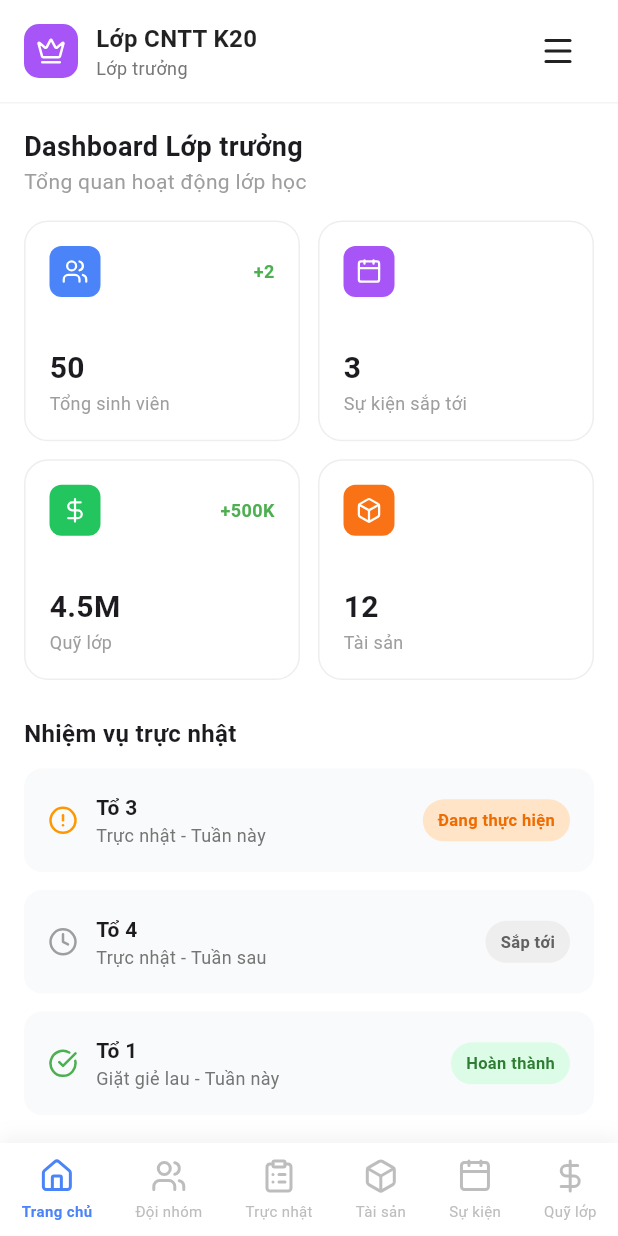
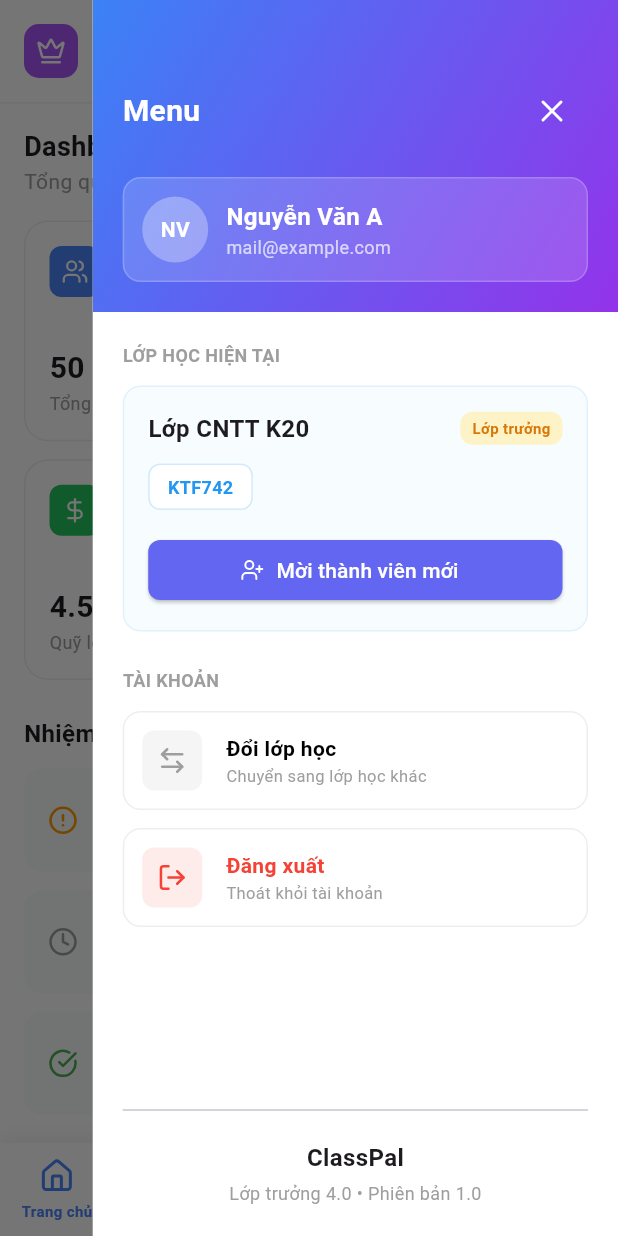
Before and after one commit to ImTung82/classpal-android, a Flutter app: the OwnerShellScreen screen opened directly, after a tap on an icon or button, on a phone screen of 412 x 824 dp. Run offline on Flutter 3.47's test engine with Material 3 defaults, Android fonts, the phone set to English and light mode, and no system bars; our stand-ins replace flutter_riverpod, google_fonts, lucide_icons.

Commit message:
[Feature] Add app drawer

```diff
--- /dev/null
+++ b/lib/core/widgets/app_menu_drawer.dart
@@ -0,0 +1,256 @@
+import 'package:flutter/material.dart';
+import 'package:google_fonts/google_fonts.dart';
+import 'package:lucide_icons/lucide_icons.dart';
+import '../../features/auth/presentation/views/classroom_page_screen.dart'; // Để điều hướng khi đổi lớp/logout
+
+class AppMenuDrawer extends StatelessWidget {
+  final bool isOwner; // Biến quyết định giao diện Lớp trưởng hay Thành viên
+
+  const AppMenuDrawer({super.key, required this.isOwner});
+
+  @override
+  Widget build(BuildContext context) {
+    // Màu sắc badge dựa trên role
+    final badgeColor = isOwner ? const Color(0xFFFEF3C7) : const Color(0xFFF3E8FF);
+    final badgeTextColor = isOwner ? const Color(0xFFD97706) : const Color(0xFF9333EA);
+    final roleText = isOwner ? "Lớp trưởng" : "Thành viên";
+
+    // Dữ liệu giả lập
+    final className = isOwner ? "Lớp CNTT K20" : "Lớp Toán K20";
+    final classCode = isOwner ? "KTF742" : "AHUJ98";
+
+    return Drawer(
+      width: MediaQuery.of(context).size.width * 0.85, // Chiếm 85% màn hình
+      backgroundColor: Colors.white,
+      shape: const RoundedRectangleBorder(
+        borderRadius: BorderRadius.only(topLeft: Radius.circular(0), bottomLeft: Radius.circular(0)),
+      ),
+      child: Column(
+        children: [
+          // 1. Header (Màu tím gradient + User Info)
+          Container(
+            padding: const EdgeInsets.fromLTRB(20, 50, 20, 20),
+            decoration: const BoxDecoration(
+              gradient: LinearGradient(
+                colors: [Color(0xFF3B82F6), Color(0xFF9333EA)], // Blue -> Purple
+                begin: Alignment.topLeft,
+                end: Alignment.bottomRight,
+              ),
+            ),
+            child: Column(
+              children: [
+                // Hàng tiêu đề Menu + Nút đóng
+                Row(
+                  mainAxisAlignment: MainAxisAlignment.spaceBetween,
+                  children: [
+                    Text("Menu", style: GoogleFonts.roboto(color: Colors.white, fontSize: 20, fontWeight: FontWeight.bold)),
+                    IconButton(
+                      onPressed: () => Navigator.pop(context),
+                      icon: const Icon(LucideIcons.x, color: Colors.white),
+                    )
+                  ],
+                ),
+                const SizedBox(height: 20),
+
+                // Card User Info (Trong suốt mờ)
+                Container(
+                  padding: const EdgeInsets.all(12),
+                  decoration: BoxDecoration(
+                    color: Colors.white.withOpacity(0.15),
+                    borderRadius: BorderRadius.circular(12),
+                    border: Border.all(color: Colors.white.withOpacity(0.2)),
+                  ),
+                  child: Row(
+                    children: [
+                      Container(
+                        width: 44, height: 44,
+                        decoration: BoxDecoration(
+                          color: Colors.white.withOpacity(0.3),
+                          shape: BoxShape.circle,
+                        ),
+                        alignment: Alignment.center,
+                        child: Text("NV", style: GoogleFonts.roboto(color: Colors.white, fontWeight: FontWeight.bold)),
+                      ),
+                      const SizedBox(width: 12),
+                      Expanded(
+                        child: Column(
+                          crossAxisAlignment: CrossAxisAlignment.start,
+                          children: [
+                            Text("Nguyễn Văn A", style: GoogleFonts.roboto(color: Colors.white, fontWeight: FontWeight.bold, fontSize: 16)),
+                            Text("mail@example.com", style: GoogleFonts.roboto(color: Colors.white70, fontSize: 12)),
+                          ],
+                        ),
+                      )
+                    ],
+                  ),
+                )
+              ],
+            ),
+          ),
+
+          // 2. Nội dung chính (Scrollable)
+          Expanded(
+            child: ListView(
+              padding: const EdgeInsets.all(20),
+              children: [
+                // --- Section: Lớp học hiện tại ---
+                Text("LỚP HỌC HIỆN TẠI", style: GoogleFonts.roboto(color: Colors.grey, fontSize: 12, fontWeight: FontWeight.bold)),
+                const SizedBox(height: 12),
+                Container(
+                  padding: const EdgeInsets.all(16),
+                  decoration: BoxDecoration(
+                    color: const Color(0xFFF0F9FF).withOpacity(0.5), // Xanh rất nhạt
+                    borderRadius: BorderRadius.circular(12),
+                    border: Border.all(color: Colors.blue.withOpacity(0.1)),
+                  ),
+                  child: Column(
+                    crossAxisAlignment: CrossAxisAlignment.start,
+                    children: [
+                      Row(
+                        mainAxisAlignment: MainAxisAlignment.spaceBetween,
+                        children: [
+                          Text(className, style: GoogleFonts.roboto(fontWeight: FontWeight.bold, fontSize: 16)),
+                          Container(
+                            padding: const EdgeInsets.symmetric(horizontal: 8, vertical: 4),
+                            decoration: BoxDecoration(color: badgeColor, borderRadius: BorderRadius.circular(8)),
+                            child: Text(roleText, style: GoogleFonts.roboto(color: badgeTextColor, fontSize: 10, fontWeight: FontWeight.bold)),
+                          )
+                        ],
+                      ),
+                      const SizedBox(height: 12),
+                      Container(
+                        padding: const EdgeInsets.symmetric(horizontal: 12, vertical: 6),
+                        decoration: BoxDecoration(
+                          color: Colors.white,
+                          borderRadius: BorderRadius.circular(8),
+                          border: Border.all(color: Colors.blue.withOpacity(0.2))
+                        ),
+                        child: Text(classCode, style: GoogleFonts.roboto(color: Colors.blue, fontWeight: FontWeight.bold, fontSize: 12)),
+                      ),
+
+                      // Nút mời thành viên (Chỉ hiện cho Lớp trưởng)
+                      if (isOwner) ...[
+                        const SizedBox(height: 16),
+                        SizedBox(
+                          width: double.infinity,
+                          child: ElevatedButton.icon(
+                            onPressed: () {},
+                            icon: const Icon(LucideIcons.userPlus, size: 16),
+                            label: const Text("Mời thành viên mới"),
+                            style: ElevatedButton.styleFrom(
+                              backgroundColor: const Color(0xFF6366F1),
+                              foregroundColor: Colors.white,
+                              shape: RoundedRectangleBorder(borderRadius: BorderRadius.circular(8)),
+                            ),
+                          ),
+                        )
+                      ]
+                    ],
+                  ),
+                ),
+
+                const SizedBox(height: 24),
+
+                // --- Section: Tài khoản ---
+                Text("TÀI KHOẢN", style: GoogleFonts.roboto(color: Colors.grey, fontSize: 12, fontWeight: FontWeight.bold)),
+                const SizedBox(height: 12),
+
+                // Nút Đổi lớp học
+                _buildMenuItem(
+                  icon: LucideIcons.arrowLeftRight,
+                  title: "Đổi lớp học",
+                  subtitle: "Chuyển sang lớp học khác",
+                  onTap: () {
+                     // Quay về màn hình chọn lớp
+                     Navigator.of(context).pushAndRemoveUntil(
+                       MaterialPageRoute(builder: (_) => const ClassroomPageScreen()),
+                       (route) => false
+                     );
+                  },
+                ),
+
+                const SizedBox(height: 12),
+
+                // Nút Đăng xuất
+                _buildMenuItem(
+                  icon: LucideIcons.logOut,
+                  title: "Đăng xuất",
+                  subtitle: "Thoát khỏi tài khoản",
+                  iconColor: Colors.red,
+                  textColor: Colors.red,
+                  isDestructive: true,
+                  onTap: () {
+                     // Logic Logout sau này
+                     Navigator.of(context).pushAndRemoveUntil(
+                       MaterialPageRoute(builder: (_) => const ClassroomPageScreen()), // Tạm thời về chọn lớp
+                       (route) => false
+                     );
+                  },
+                ),
+              ],
+            ),
+          ),
+
+          // 3. Footer (Version info)
+          Padding(
+            padding: const EdgeInsets.all(20),
+            child: Column(
+              children: [
+                const Divider(),
+                const SizedBox(height: 12),
+                Text("ClassPal", style: GoogleFonts.roboto(fontWeight: FontWeight.bold, fontSize: 16)),
+                const SizedBox(height: 4),
+                Text("Lớp trưởng 4.0 • Phiên bản 1.0", style: GoogleFonts.roboto(color: Colors.grey, fontSize: 12)),
+              ],
+            ),
+          )
+        ],
+      ),
+    );
+  }
+
+  // Widget con cho các mục menu
+  Widget _buildMenuItem({
+    required IconData icon,
+    required String title,
+    required String subtitle,
+    required VoidCallback onTap,
+    Color iconColor = Colors.grey,
+    Color textColor = Colors.black,
+    bool isDestructive = false,
+  }) {
+    return InkWell(
+      onTap: onTap,
+      borderRadius: BorderRadius.circular(12),
+      child: Container(
+        padding: const EdgeInsets.all(12),
+        decoration: BoxDecoration(
+          borderRadius: BorderRadius.circular(12),
+          border: Border.all(color: Colors.grey.shade200),
+        ),
+        child: Row(
+          children: [
+            Container(
+              padding: const EdgeInsets.all(10),
+              decoration: BoxDecoration(
+                color: isDestructive ? Colors.red.withOpacity(0.1) : Colors.grey.shade100,
+                borderRadius: BorderRadius.circular(8),
+              ),
+              child: Icon(icon, color: iconColor, size: 20),
+            ),
+            const SizedBox(width: 16),
+            Expanded(
+              child: Column(
+                crossAxisAlignment: CrossAxisAlignment.start,
+                children: [
+                  Text(title, style: GoogleFonts.roboto(fontWeight: FontWeight.bold, color: textColor, fontSize: 14)),
+                  Text(subtitle, style: GoogleFonts.roboto(color: Colors.grey, fontSize: 11)),
+                ],
+              ),
+            )
+          ],
+        ),
+      ),
+    );
+  }
+}
--- a/lib/features/shell/presentation/views/owner_shell_screen.dart
+++ b/lib/features/shell/presentation/views/owner_shell_screen.dart
@@ -3,11 +3,10 @@ import 'package:flutter_riverpod/flutter_riverpod.dart';
 
 import '../../../../core/widgets/app_header.dart';
 import '../../../../core/widgets/app_bottom_nav.dart';
+// [IMPORT MỚI] Import Widget Menu
+import '../../../../core/widgets/app_menu_drawer.dart';
 
-// Import màn hình nội dung Dashboard
 import '../../../dashboard/presentation/views/owner_dashboard_content.dart';
-
-// [QUAN TRỌNG] Import màn hình Teams của Lớp Trưởng
 import '../../../teams/presentation/views/owner_team_content.dart';
 
 class OwnerShellScreen extends ConsumerStatefulWidget {
@@ -20,20 +19,24 @@ class OwnerShellScreen extends ConsumerStatefulWidget {
 class _OwnerShellScreenState extends ConsumerState<OwnerShellScreen> {
   int _currentIndex = 0;
 
-  // Danh sách màn hình
+  // [THÊM] Key để điều khiển Scaffold (Mở Drawer)
+  final GlobalKey<ScaffoldState> _scaffoldKey = GlobalKey<ScaffoldState>();
+
   final List<Widget> _pages = [
-    const OwnerDashboardContent(),   // Tab 0: Dashboard
-    const TeamManagementContent(),   // Tab 1: Đội nhóm (Đã thay thế Placeholder bằng màn hình thật)
-    const Center(child: Text("Màn hình Trực nhật")), // Tab 2
-    const Center(child: Text("Màn hình Tài sản")),   // Tab 3
-    const Center(child: Text("Màn hình Sự kiện")),   // Tab 4
-    const Center(child: Text("Màn hình Quỹ lớp")),   // Tab 5
+    const OwnerDashboardContent(),
+    const OwnerTeamContent(),
+    const Center(child: Text("Màn hình Trực nhật")),
+    const Center(child: Text("Màn hình Tài sản")),
+    const Center(child: Text("Màn hình Sự kiện")),
+    const Center(child: Text("Màn hình Quỹ lớp")),
   ];
 
   String _getSubtitleForIndex(int index) {
+     // ... (Giữ nguyên logic cũ) ...
+     // Viết lại ngắn gọn cho bạn copy nếu cần:
     switch (index) {
       case 0: return "Lớp trưởng";
-      case 1: return "Quản lý Đội nhóm"; // Subtitle cho tab Teams
+      case 1: return "Quản lý Đội nhóm";
       case 2: return "Phân công Trực nhật";
       case 3: return "Quản lý Tài sản";
       case 4: return "Sự kiện lớp";
@@ -45,29 +48,29 @@ class _OwnerShellScreenState extends ConsumerState<OwnerShellScreen> {
   @override
   Widget build(BuildContext context) {
     return Scaffold(
+      key: _scaffoldKey, // [THÊM] Gắn Key vào Scaffold
       backgroundColor: Colors.white,
 
-      // Header
+      // [THÊM] Khai báo endDrawer (Drawer mở từ bên phải)
+      endDrawer: const AppMenuDrawer(isOwner: true),
+
       appBar: AppHeader(
         title: "Lớp CNTT K20",
         subtitle: _getSubtitleForIndex(_currentIndex),
-        onMenuPressed: () {},
+        onMenuPressed: () {
+          // [SỬA] Gọi hàm mở Drawer thông qua Key
+          _scaffoldKey.currentState?.openEndDrawer();
+        },
       ),
 
-      // Body (Giữ trạng thái cuộn)
       body: IndexedStack(
         index: _currentIndex,
         children: _pages,
       ),
 
-      // Footer
       bottomNavigationBar: AppBottomNav(
         currentIndex: _currentIndex,
-        onTap: (index) {
-          setState(() {
-            _currentIndex = index;
-          });
-        },
+        onTap: (index) => setState(() => _currentIndex = index),
       ),
     );
   }
--- a/lib/features/shell/presentation/views/student_shell_screen.dart
+++ b/lib/features/shell/presentation/views/student_shell_screen.dart
@@ -3,17 +3,25 @@ import 'package:flutter_riverpod/flutter_riverpod.dart';
 
 import '../../../../core/widgets/app_header.dart';
 import '../../../../core/widgets/app_bottom_nav.dart';
+// [IMPORT MỚI]
+import '../../../../core/widgets/app_menu_drawer.dart';
+
 import '../../../dashboard/presentation/views/student_dashboard_content.dart';
 import '../../../teams/presentation/views/student_team_content.dart';
 
 class StudentShellScreen extends ConsumerStatefulWidget {
   const StudentShellScreen({super.key});
+
   @override
   ConsumerState<StudentShellScreen> createState() => _StudentShellScreenState();
 }
 
 class _StudentShellScreenState extends ConsumerState<StudentShellScreen> {
   int _currentIndex = 0;
+
+  // [THÊM] Key
+  final GlobalKey<ScaffoldState> _scaffoldKey = GlobalKey<ScaffoldState>();
+
   final List<Widget> _pages = [
     const StudentDashboardContent(),
     const StudentTeamContent(),
@@ -24,7 +32,8 @@ class _StudentShellScreenState extends ConsumerState<StudentShellScreen> {
   ];
 
   String _getSubtitleForIndex(int index) {
-    switch (index) {
+     // ... (Logic cũ giữ nguyên)
+     switch (index) {
       case 0: return "Thành viên";
       case 1: return "Đội nhóm";
       default: return "Thành viên";
@@ -34,10 +43,28 @@ class _StudentShellScreenState extends ConsumerState<StudentShellScreen> {
   @override
   Widget build(BuildContext context) {
     return Scaffold(
+      key: _scaffoldKey, // [THÊM] Gắn Key
       backgroundColor: Colors.white,
-      appBar: AppHeader(title: "Lớp Toán K20", subtitle: _getSubtitleForIndex(_currentIndex), onMenuPressed: () {}),
-      body: IndexedStack(index: _currentIndex, children: _pages),
-      bottomNavigationBar: AppBottomNav(currentIndex: _currentIndex, onTap: (index) => setState(() => _currentIndex = index)),
+
+      // [THÊM] Drawer cho sinh viên (isOwner: false)
+      endDrawer: const AppMenuDrawer(isOwner: false),
+
+      appBar: AppHeader(
+        title: "Lớp Toán K20",
+        subtitle: _getSubtitleForIndex(_currentIndex),
+        onMenuPressed: () {
+           // [SỬA] Mở Drawer
+           _scaffoldKey.currentState?.openEndDrawer();
+        },
+      ),
+      body: IndexedStack(
+        index: _currentIndex,
+        children: _pages,
+      ),
+      bottomNavigationBar: AppBottomNav(
+        currentIndex: _currentIndex,
+        onTap: (index) => setState(() => _currentIndex = index),
+      ),
     );
   }
 }
--- a/lib/features/teams/presentation/views/owner_team_content.dart
+++ b/lib/features/teams/presentation/views/owner_team_content.dart
@@ -7,14 +7,14 @@ import '../view_models/team_view_model.dart';
 import '../widgets/group_card.dart';
 import '../widgets/unassigned_member_item.dart';
 
-class TeamManagementContent extends ConsumerStatefulWidget {
-  const TeamManagementContent({super.key});
+class OwnerTeamContent extends ConsumerStatefulWidget {
+  const OwnerTeamContent({super.key});
 
   @override
-  ConsumerState<TeamManagementContent> createState() => _TeamManagementContentState();
+  ConsumerState<OwnerTeamContent> createState() => _OwnerTeamContentState();
 }
 
-class _TeamManagementContentState extends ConsumerState<TeamManagementContent> {
+class _OwnerTeamContentState extends ConsumerState<OwnerTeamContent> {
   int _selectedTabIndex = 0;
 
   @override
```
